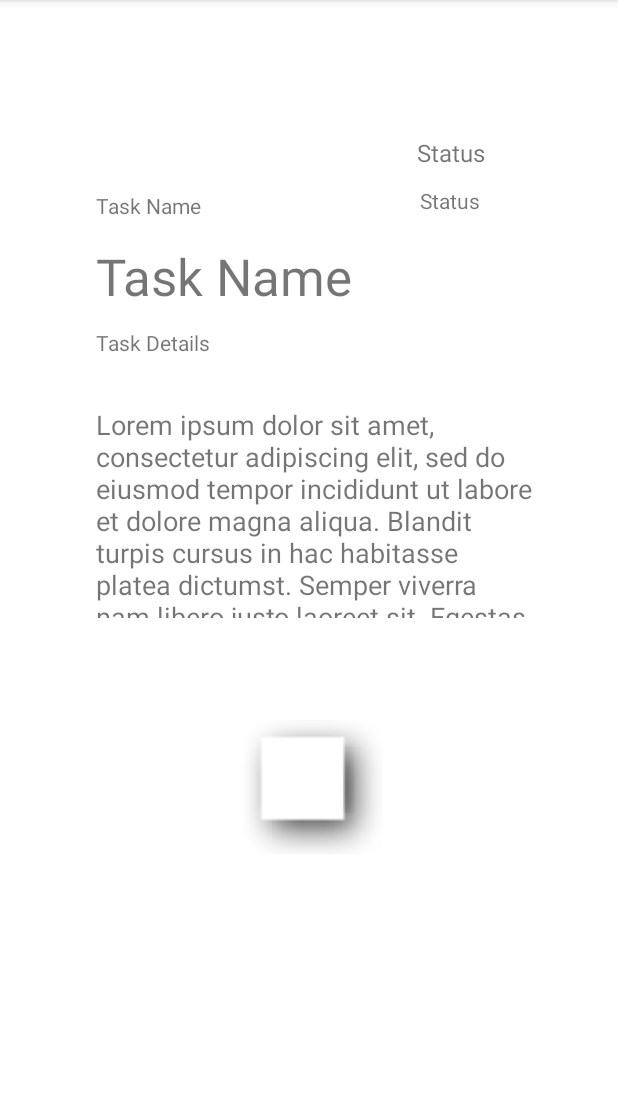
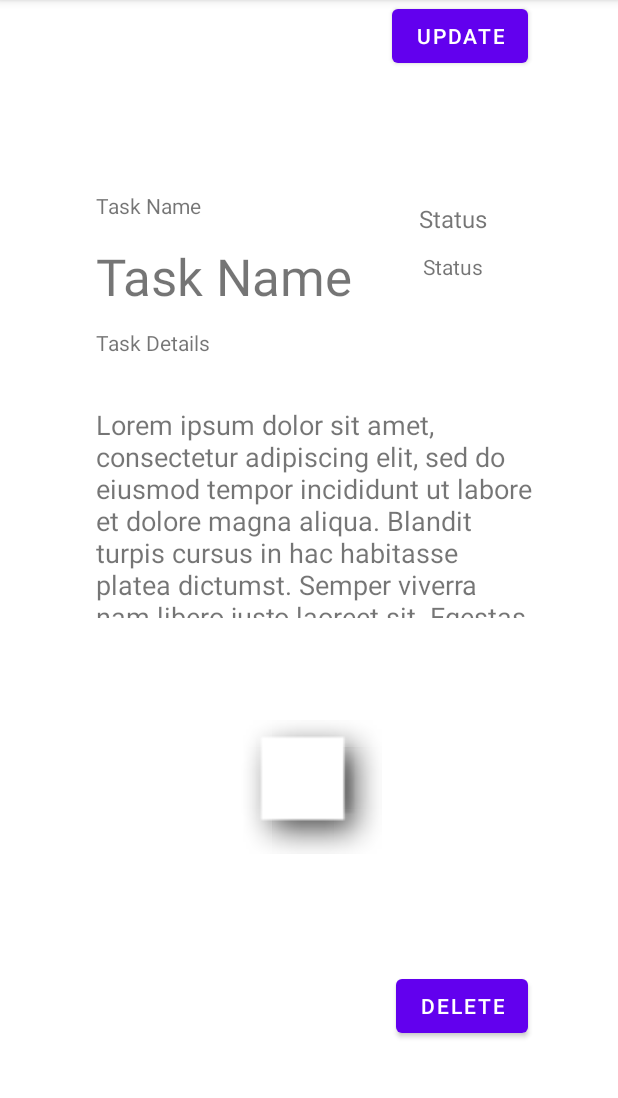
Before and after one commit to PVOBrien/taskmaster, an Android app: the TaskDetail screen opened directly, with no data from a screen before it, on a phone screen of 412 x 824 dp, the part 84-1182 px from its top. Run offline under Robolectric (Android 15) with nearby library versions, the phone set to English and light mode, and no system bars; libraries missing offline, so code that uses them is left out: com.amplifyframework.api, com.amplifyframework.core; 9 statements that could not run were skipped.

Commit message:
save point

```diff
--- a/app/src/main/java/com/pvobrien/github/taskmaster/MainActivity.java
+++ b/app/src/main/java/com/pvobrien/github/taskmaster/MainActivity.java
@@ -301,6 +301,7 @@ public class MainActivity extends AppCompatActivity implements TaskAdapter.OnInt
         intent.putExtra("taskDetails", task.getTaskDetails());
         intent.putExtra("taskState", task.getTaskStateOfDoing());
         intent.putExtra("fileKey", task.getFilekey());
+        intent.putExtra("taskId", task.getId());
         this.startActivity(intent);
     }
 
--- a/app/src/main/res/layout/activity_task_detail.xml
+++ b/app/src/main/res/layout/activity_task_detail.xml
@@ -42,17 +42,6 @@
         app:layout_constraintStart_toStartOf="parent" />
 
     <TextView
-        android:id="@+id/statusTv"
-        android:layout_width="99dp"
-        android:layout_height="57dp"
-        android:layout_marginTop="124dp"
-        android:layout_marginEnd="62dp"
-        android:text="Status"
-        android:textAlignment="center"
-        app:layout_constraintEnd_toEndOf="parent"
-        app:layout_constraintTop_toTopOf="parent" />
-
-    <TextView
         android:id="@+id/taskDescriptionTv"
         android:layout_width="302dp"
         android:layout_height="141dp"
@@ -81,7 +70,7 @@
         android:id="@+id/editTextTextPersonName2"
         android:layout_width="100dp"
         android:layout_height="33dp"
-        android:layout_marginEnd="61dp"
+        android:layout_marginEnd="60dp"
         android:ems="8"
         android:inputType="textPersonName"
         android:text="Status"
@@ -89,4 +78,34 @@
         android:textSize="16dp"
         app:layout_constraintBottom_toTopOf="@+id/statusTv"
         app:layout_constraintEnd_toEndOf="parent" />
+
+    <TextView
+        android:id="@+id/statusTv"
+        android:layout_width="99dp"
+        android:layout_height="57dp"
+        android:layout_marginTop="168dp"
+        android:layout_marginEnd="60dp"
+        android:text="Status"
+        android:textAlignment="center"
+        app:layout_constraintEnd_toEndOf="parent"
+        app:layout_constraintTop_toTopOf="parent" />
+
+    <Button
+        android:id="@+id/deleteButton"
+        android:layout_width="wrap_content"
+        android:layout_height="wrap_content"
+        android:layout_marginEnd="60dp"
+        android:layout_marginBottom="73dp"
+        android:text="Delete"
+        app:layout_constraintBottom_toBottomOf="parent"
+        app:layout_constraintEnd_toEndOf="parent" />
+
+    <Button
+        android:id="@+id/updateButton"
+        android:layout_width="wrap_content"
+        android:layout_height="wrap_content"
+        android:layout_marginEnd="60dp"
+        android:text="Update"
+        app:layout_constraintEnd_toEndOf="parent"
+        tools:layout_editor_absoluteY="87dp" />
 </androidx.constraintlayout.widget.ConstraintLayout>
```
Also changed, not shown: app/src/main/java/com/pvobrien/github/taskmaster/TaskDetail.java (+46 -8 lines), app/src/main/java/com/amplifyframework/datastore/generated/model/Task.java.
